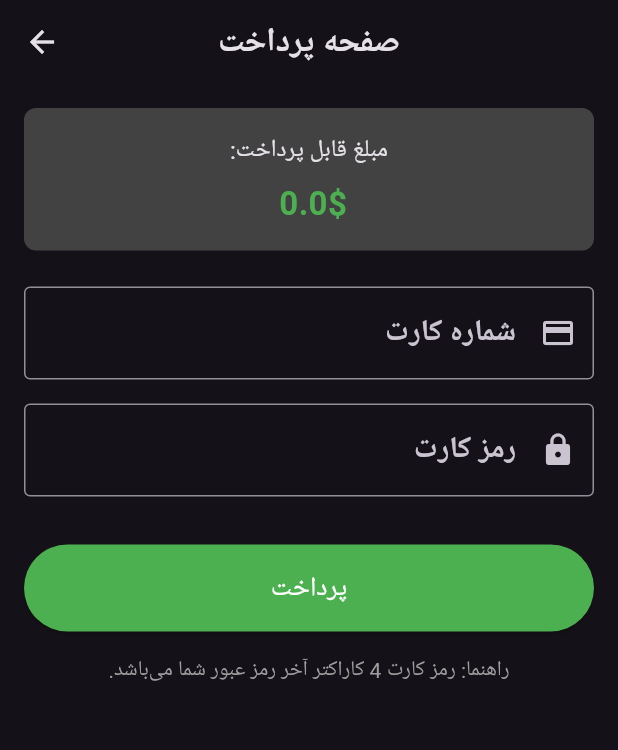
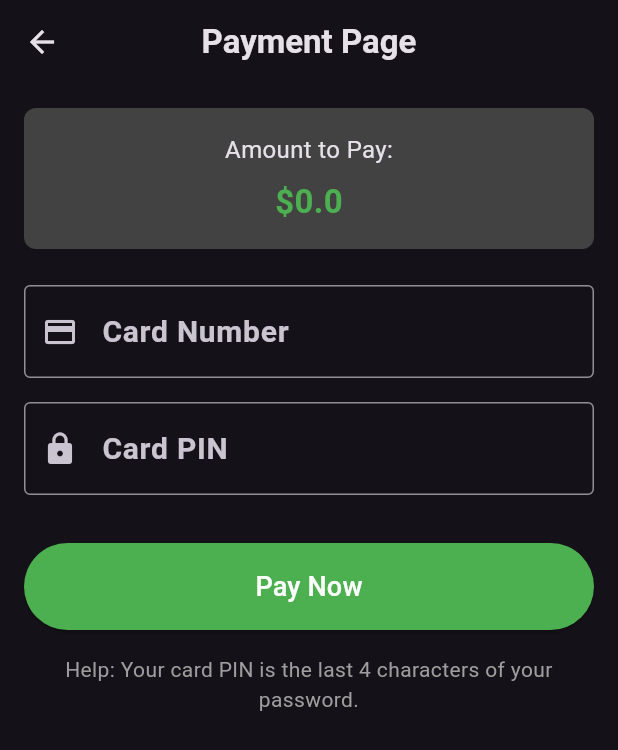
Before and after one commit to HosseinBadr404/music_player, a Flutter app: the PaymentPage screen opened directly with empty values, on a phone screen of 412 x 824 dp. Shown: the top 750 px of the screen. Run offline on Flutter 3.47's test engine with Material 3 defaults, Android fonts, the phone set to English and light mode, and no system bars; our stand-ins replace image_picker, just_audio, permission_handler; missing offline and left inert: flutter_media_metadata; accounts and stored records are empty; Roboto replaces fonts that are missing (Lora).

Commit message:
update payment page

```diff
--- a/lib/payment_page.dart
+++ b/lib/payment_page.dart
@@ -46,7 +46,7 @@ class _PaymentPageState extends State<PaymentPage> {
           // Payment failed
           setState(() {
             _isProcessing = false;
-            _errorMessage = "رمز وارد شده اشتباه است";
+            _errorMessage = "Incorrect PIN entered";
           });
         }
       });
@@ -58,14 +58,14 @@ class _PaymentPageState extends State<PaymentPage> {
       context: context,
       barrierDismissible: false,
       builder: (context) => AlertDialog(
-        title: const Text("پرداخت موفق", textAlign: TextAlign.center),
+        title: const Text("Payment Successful", textAlign: TextAlign.center),
         content: Column(
           mainAxisSize: MainAxisSize.min,
           children: [
             const Icon(Icons.check_circle, color: Colors.green, size: 60),
             const SizedBox(height: 20),
             Text(
-              "پرداخت به مبلغ ${widget.amount} تومان با موفقیت انجام شد",
+              "Payment of \$${widget.amount} was completed successfully",
               textAlign: TextAlign.center,
             ),
           ],
@@ -76,7 +76,7 @@ class _PaymentPageState extends State<PaymentPage> {
               Navigator.of(context).pop();
               Navigator.of(context).pop(true); // Return success to previous page
             },
-            child: const Text("تایید"),
+            child: const Text("OK"),
           ),
         ],
       ),
@@ -87,11 +87,11 @@ class _PaymentPageState extends State<PaymentPage> {
   Widget build(BuildContext context) {
     return Scaffold(
       appBar: AppBar(
-        title: const Text("صفحه پرداخت"),
+        title: const Text("Payment Page"),
         centerTitle: true,
       ),
       body: Directionality(
-        textDirection: TextDirection.rtl,
+        textDirection: TextDirection.ltr,
         child: Padding(
           padding: const EdgeInsets.all(16.0),
           child: Form(
@@ -109,12 +109,12 @@ class _PaymentPageState extends State<PaymentPage> {
                   child: Column(
                     children: [
                       const Text(
-                        "مبلغ قابل پرداخت:",
+                        "Amount to Pay:",
                         style: TextStyle(fontSize: 16),
                       ),
                       const SizedBox(height: 8),
                       Text(
-                        "${widget.amount}\$ ",
+                        "\$${widget.amount}",
                         style: const TextStyle(
                           fontSize: 22,
                           fontWeight: FontWeight.bold,
@@ -131,7 +131,7 @@ class _PaymentPageState extends State<PaymentPage> {
                 TextFormField(
                   controller: _cardNumberController,
                   decoration: const InputDecoration(
-                    labelText: "شماره کارت",
+                    labelText: "Card Number",
                     hintText: "---- ---- ---- ----",
                     border: OutlineInputBorder(),
                     prefixIcon: Icon(Icons.credit_card),
@@ -144,10 +144,10 @@ class _PaymentPageState extends State<PaymentPage> {
                   ],
                   validator: (value) {
                     if (value == null || value.isEmpty) {
-                      return "لطفا شماره کارت را وارد کنید";
+                      return "Please enter card number";
                     }
                     if (value.replaceAll(' ', '').length != 16) {
-                      return "شماره کارت باید 16 رقم باشد";
+                      return "Card number must be 16 digits";
                     }
                     return null;
                   },
@@ -159,7 +159,7 @@ class _PaymentPageState extends State<PaymentPage> {
                 TextFormField(
                   controller: _pinController,
                   decoration: const InputDecoration(
-                    labelText: "رمز کارت",
+                    labelText: "Card PIN",
                     border: OutlineInputBorder(),
                     prefixIcon: Icon(Icons.lock),
                   ),
@@ -170,7 +170,7 @@ class _PaymentPageState extends State<PaymentPage> {
                   ],
                   validator: (value) {
                     if (value == null || value.isEmpty) {
-                      return "لطفا رمز کارت را وارد کنید";
+                      return "Please enter card PIN";
                     }
                     return null;
                   },
@@ -208,11 +208,11 @@ class _PaymentPageState extends State<PaymentPage> {
                         ),
                       ),
                       SizedBox(width: 12),
-                      Text("در حال پردازش..."),
+                      Text("Processing..."),
                     ],
                   )
                       : const Text(
-                    "پرداخت",
+                    "Pay Now",
                     style: TextStyle(fontSize: 18),
                   ),
                 ),
@@ -221,7 +221,7 @@ class _PaymentPageState extends State<PaymentPage> {
 
                 // Help text
                 const Text(
-                  "راهنما: رمز کارت 4 کاراکتر آخر رمز عبور شما می‌باشد.",
+                  "Help: Your card PIN is the last 4 characters of your password.",
                   style: TextStyle(color: Colors.grey),
                   textAlign: TextAlign.center,
                 ),
```
